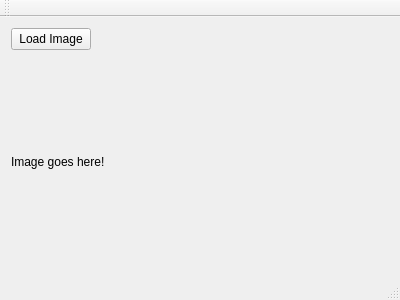
maarten990/Calibration-Tool, file mainwindow.ui: the form before one commit.
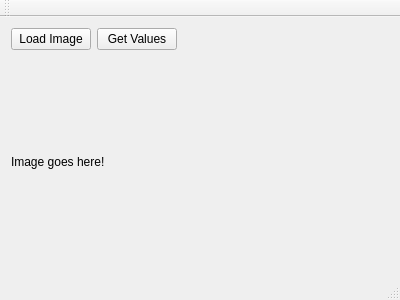
The form after the commit. Custom widgets are drawn as their Qt base class.

Commit message: refined rectangle-drawing, added button for getting hsv values

What changed in the file:
```diff
--- a/mainwindow.ui
+++ b/mainwindow.ui
@@ -24,6 +24,13 @@
         </property>
        </widget>
       </item>
+      <item>
+       <widget class="QPushButton" name="button_values">
+        <property name="text">
+         <string>Get Values</string>
+        </property>
+       </widget>
+      </item>
       <item>
        <spacer name="horizontalSpacer">
         <property name="orientation">
```
The commit also changes 3 other files.
